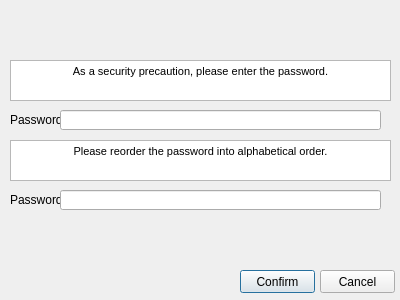
This is qt/passwordprompt.ui in python-discord/code-jam-4 as Qt 5 draws it before an edit. The edited form follows.
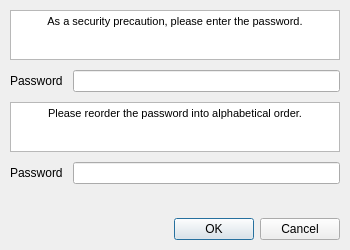
This is the edited form.

```diff
--- a/qt/passwordprompt.ui
+++ b/qt/passwordprompt.ui
@@ -6,21 +6,45 @@
    <rect>
     <x>0</x>
     <y>0</y>
-    <width>400</width>
-    <height>300</height>
+    <width>350</width>
+    <height>250</height>
    </rect>
   </property>
+  <property name="minimumSize">
+   <size>
+    <width>300</width>
+    <height>250</height>
+   </size>
+  </property>
   <property name="windowTitle">
    <string>Form</string>
   </property>
+  <layout class="QFormLayout" name="formLayout">
+   <property name="horizontalSpacing">
+    <number>10</number>
+   </property>
+   <property name="verticalSpacing">
+    <number>10</number>
+   </property>
+   <property name="leftMargin">
+    <number>10</number>
+   </property>
+   <property name="topMargin">
+    <number>10</number>
+   </property>
+   <property name="rightMargin">
+    <number>10</number>
+   </property>
+   <property name="bottomMargin">
+    <number>10</number>
+   </property>
+   <item row="0" column="0" colspan="2">
   <widget class="QTextBrowser" name="instructions">
-   <property name="geometry">
-    <rect>
-     <x>10</x>
-     <y>60</y>
-     <width>381</width>
-     <height>41</height>
-    </rect>
+     <property name="sizePolicy">
+      <sizepolicy hsizetype="Expanding" vsizetype="Expanding">
+       <horstretch>0</horstretch>
+       <verstretch>0</verstretch>
+      </sizepolicy>
    </property>
    <property name="html">
     <string>&lt;!DOCTYPE HTML PUBLIC &quot;-//W3C//DTD HTML 4.0//EN&quot; &quot;http://www.w3.org/TR/REC-html40/strict.dtd&quot;&gt;
@@ -30,114 +54,73 @@
 &lt;p align=&quot;center&quot; style=&quot; margin-top:0px; margin-bottom:0px; margin-left:0px; margin-right:0px; -qt-block-indent:0; text-indent:0px;&quot;&gt;As a security precaution, please enter the password.&lt;/p&gt;&lt;/body&gt;&lt;/html&gt;</string>
    </property>
   </widget>
-  <widget class="QTextBrowser" name="instructions_backwards">
-   <property name="geometry">
-    <rect>
-     <x>10</x>
-     <y>140</y>
-     <width>381</width>
-     <height>41</height>
-    </rect>
-   </property>
-   <property name="html">
-    <string>&lt;!DOCTYPE HTML PUBLIC &quot;-//W3C//DTD HTML 4.0//EN&quot; &quot;http://www.w3.org/TR/REC-html40/strict.dtd&quot;&gt;
-&lt;html&gt;&lt;head&gt;&lt;meta name=&quot;qrichtext&quot; content=&quot;1&quot; /&gt;&lt;style type=&quot;text/css&quot;&gt;
-p, li { white-space: pre-wrap; }
-&lt;/style&gt;&lt;/head&gt;&lt;body style=&quot; font-family:'MS Shell Dlg 2'; font-size:8.25pt; font-weight:400; font-style:normal;&quot;&gt;
-&lt;p align=&quot;center&quot; style=&quot; margin-top:0px; margin-bottom:0px; margin-left:0px; margin-right:0px; -qt-block-indent:0; text-indent:0px;&quot;&gt;Please reorder the password into alphabetical order.&lt;/p&gt;&lt;/body&gt;&lt;/html&gt;</string>
-   </property>
-  </widget>
+   </item>
+   <item row="2" column="0">
   <widget class="QLabel" name="password_label">
-   <property name="geometry">
-    <rect>
-     <x>10</x>
-     <y>110</y>
-     <width>71</width>
-     <height>20</height>
-    </rect>
-   </property>
    <property name="text">
     <string>Password</string>
    </property>
-  </widget>
-  <widget class="QLineEdit" name="password_regular">
-   <property name="geometry">
-    <rect>
-     <x>60</x>
-     <y>110</y>
-     <width>321</width>
-     <height>20</height>
-    </rect>
-   </property>
+     <property name="margin">
+      <number>4</number>
+     </property>
+    </widget>
+   </item>
+   <item row="2" column="1">
+    <widget class="QLineEdit" name="password_input">
    <property name="echoMode">
     <enum>QLineEdit::Password</enum>
    </property>
   </widget>
-  <widget class="QLabel" name="password_label_2">
-   <property name="geometry">
-    <rect>
-     <x>10</x>
-     <y>190</y>
-     <width>71</width>
-     <height>20</height>
-    </rect>
-   </property>
+   </item>
+   <item row="4" column="0" colspan="2">
+    <widget class="QTextBrowser" name="confirm_instructions">
+     <property name="sizePolicy">
+      <sizepolicy hsizetype="Expanding" vsizetype="Expanding">
+       <horstretch>0</horstretch>
+       <verstretch>0</verstretch>
+      </sizepolicy>
+     </property>
+     <property name="html">
+      <string>&lt;!DOCTYPE HTML PUBLIC &quot;-//W3C//DTD HTML 4.0//EN&quot; &quot;http://www.w3.org/TR/REC-html40/strict.dtd&quot;&gt;
+&lt;html&gt;&lt;head&gt;&lt;meta name=&quot;qrichtext&quot; content=&quot;1&quot; /&gt;&lt;style type=&quot;text/css&quot;&gt;
+p, li { white-space: pre-wrap; }
+&lt;/style&gt;&lt;/head&gt;&lt;body style=&quot; font-family:'MS Shell Dlg 2'; font-size:8.25pt; font-weight:400; font-style:normal;&quot;&gt;
+&lt;p align=&quot;center&quot; style=&quot; margin-top:0px; margin-bottom:0px; margin-left:0px; margin-right:0px; -qt-block-indent:0; text-indent:0px;&quot;&gt;Please reorder the password into alphabetical order.&lt;/p&gt;&lt;/body&gt;&lt;/html&gt;</string>
+     </property>
+    </widget>
+   </item>
+   <item row="6" column="0">
+    <widget class="QLabel" name="confirm_label">
    <property name="text">
     <string>Password</string>
    </property>
-  </widget>
-  <widget class="QLineEdit" name="password_backwards">
-   <property name="geometry">
-    <rect>
-     <x>60</x>
-     <y>190</y>
-     <width>321</width>
-     <height>20</height>
-    </rect>
-   </property>
+     <property name="margin">
+      <number>4</number>
+     </property>
+    </widget>
+   </item>
+   <item row="6" column="1">
+    <widget class="QLineEdit" name="confirm_input">
    <property name="echoMode">
     <enum>QLineEdit::Password</enum>
    </property>
   </widget>
-  <widget class="QPushButton" name="confirm_button">
-   <property name="geometry">
-    <rect>
-     <x>240</x>
-     <y>270</y>
-     <width>75</width>
-     <height>23</height>
-    </rect>
-   </property>
-   <property name="text">
-    <string>Confirm</string>
-   </property>
-  </widget>
-  <widget class="QPushButton" name="cancel_button">
-   <property name="geometry">
-    <rect>
-     <x>320</x>
-     <y>270</y>
-     <width>75</width>
-     <height>23</height>
-    </rect>
-   </property>
-   <property name="text">
-    <string>Cancel</string>
-   </property>
-  </widget>
-  <widget class="QLabel" name="correct_label">
-   <property name="geometry">
-    <rect>
-     <x>10</x>
-     <y>230</y>
-     <width>381</width>
-     <height>20</height>
-    </rect>
-   </property>
+   </item>
+   <item row="8" column="0" colspan="2">
+    <widget class="QLabel" name="error">
    <property name="text">
     <string/>
    </property>
   </widget>
+   </item>
+   <item row="9" column="0" colspan="2">
+    <widget class="QDialogButtonBox" name="buttons">
+     <property name="standardButtons">
+      <set>QDialogButtonBox::Cancel|QDialogButtonBox::Ok</set>
+     </property>
+    </widget>
+   </item>
+  </layout>
  </widget>
  <resources/>
  <connections/>
```
Left out of the diff: 2 changed lines with no effect on the pictures. Lines whose indentation alone changed are shown as unchanged.
